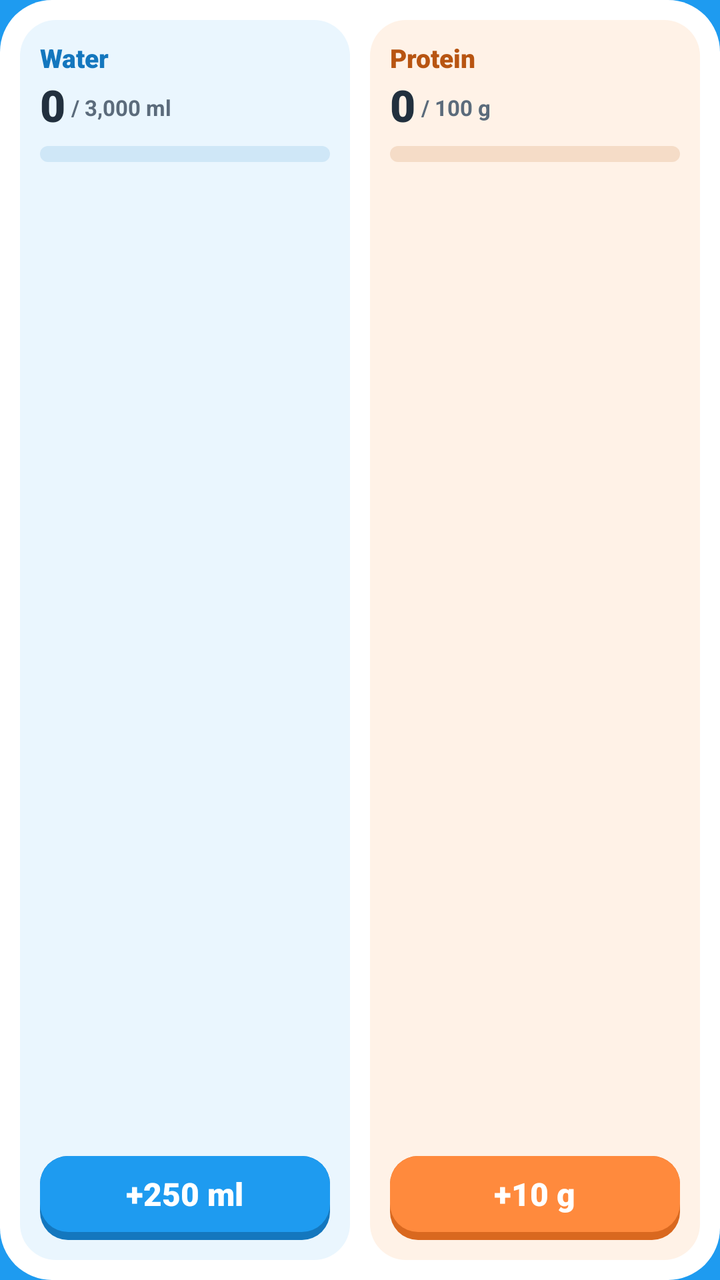
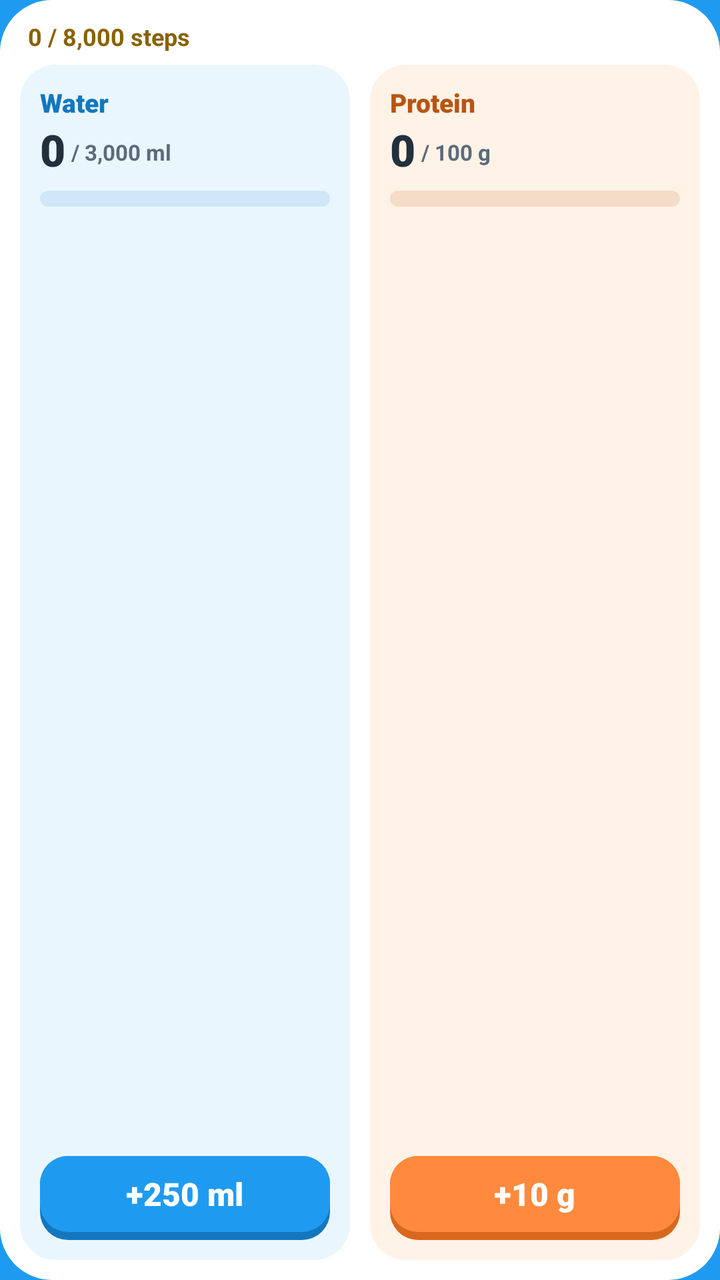

An Android layout rendered at two revisions. The XML below is the earlier revision; the diff shows what the commit changed to produce the second picture.
<!-- AndroidManifest.xml: application theme Theme.SipScoop -->
<!-- res/layout/widget_wide.xml -->
<?xml version="1.0" encoding="utf-8"?>
<FrameLayout xmlns:android="http://schemas.android.com/apk/res/android"
    android:id="@+id/widget_root"
    android:layout_width="match_parent"
    android:layout_height="match_parent">

<LinearLayout
    android:id="@+id/normal_group"
    android:layout_width="match_parent"
    android:layout_height="match_parent"
    android:background="@drawable/widget_bg"
    android:orientation="horizontal"
    android:padding="10dp">

    <LinearLayout
        android:layout_width="0dp"
        android:layout_height="match_parent"
        android:layout_marginEnd="5dp"
        android:layout_weight="1"
        android:background="@drawable/widget_card_water"
        android:orientation="vertical"
        android:padding="10dp">

        <TextView
            android:layout_width="wrap_content"
            android:layout_height="wrap_content"
            android:fontFamily="sans-serif-black"
            android:text="@string/water"
            android:textColor="@color/blue_text"
            android:textSize="13sp" />

        <LinearLayout
            android:layout_width="match_parent"
            android:layout_height="wrap_content"
            android:gravity="bottom"
            android:orientation="horizontal">

            <TextView
                android:id="@+id/water_value"
                android:layout_width="wrap_content"
                android:layout_height="wrap_content"
                android:fontFamily="sans-serif-black"
                android:maxLines="1"
                android:text="0"
                android:textColor="@color/ink"
                android:textSize="22sp" />

            <TextView
                android:id="@+id/water_goal"
                android:layout_width="wrap_content"
                android:layout_height="wrap_content"
                android:layout_marginStart="3dp"
                android:layout_marginBottom="3dp"
                android:maxLines="1"
                android:text="/ 3,000 ml"
                android:textColor="@color/muted"
                android:textSize="11sp"
                android:textStyle="bold" />
        </LinearLayout>

        <ProgressBar
            android:id="@+id/water_bar"
            style="?android:attr/progressBarStyleHorizontal"
            android:layout_width="match_parent"
            android:layout_height="8dp"
            android:layout_marginTop="6dp"
            android:indeterminate="false"
            android:max="100"
            android:progress="0"
            android:progressDrawable="@drawable/widget_progress_water" />

        <FrameLayout
            android:layout_width="match_parent"
            android:layout_height="0dp"
            android:layout_weight="1"
            android:minHeight="6dp" />

        <TextView
            android:id="@+id/water_add"
            android:layout_width="match_parent"
            android:layout_height="42dp"
            android:background="@drawable/widget_btn_water"
            android:fontFamily="sans-serif-black"
            android:gravity="center"
            android:paddingBottom="4dp"
            android:text="+250 ml"
            android:textColor="#FFFFFF"
            android:textSize="16sp" />
    </LinearLayout>

    <LinearLayout
        android:layout_width="0dp"
        android:layout_height="match_parent"
        android:layout_marginStart="5dp"
        android:layout_weight="1"
        android:background="@drawable/widget_card_protein"
        android:orientation="vertical"
        android:padding="10dp">

        <TextView
            android:layout_width="wrap_content"
            android:layout_height="wrap_content"
            android:fontFamily="sans-serif-black"
            android:text="@string/protein"
            android:textColor="@color/orange_text"
            android:textSize="13sp" />

        <LinearLayout
            android:layout_width="match_parent"
            android:layout_height="wrap_content"
            android:gravity="bottom"
            android:orientation="horizontal">

            <TextView
                android:id="@+id/protein_value"
                android:layout_width="wrap_content"
                android:layout_height="wrap_content"
                android:fontFamily="sans-serif-black"
                android:maxLines="1"
                android:text="0"
                android:textColor="@color/ink"
                android:textSize="22sp" />

            <TextView
                android:id="@+id/protein_goal"
                android:layout_width="wrap_content"
                android:layout_height="wrap_content"
                android:layout_marginStart="3dp"
                android:layout_marginBottom="3dp"
                android:maxLines="1"
                android:text="/ 100 g"
                android:textColor="@color/muted"
                android:textSize="11sp"
                android:textStyle="bold" />
        </LinearLayout>

        <ProgressBar
            android:id="@+id/protein_bar"
            style="?android:attr/progressBarStyleHorizontal"
            android:layout_width="match_parent"
            android:layout_height="8dp"
            android:layout_marginTop="6dp"
            android:indeterminate="false"
            android:max="100"
            android:progress="0"
            android:progressDrawable="@drawable/widget_progress_protein" />

        <FrameLayout
            android:layout_width="match_parent"
            android:layout_height="0dp"
            android:layout_weight="1"
            android:minHeight="6dp" />

        <TextView
            android:id="@+id/protein_add"
            android:layout_width="match_parent"
            android:layout_height="42dp"
            android:background="@drawable/widget_btn_protein"
            android:fontFamily="sans-serif-black"
            android:gravity="center"
            android:paddingBottom="4dp"
            android:text="+10 g"
            android:textColor="#FFFFFF"
            android:textSize="16sp" />
    </LinearLayout>
</LinearLayout>

    <LinearLayout
        android:id="@+id/done_group"
        android:layout_width="match_parent"
        android:layout_height="match_parent"
        android:background="@drawable/widget_bg_done"
        android:gravity="center_vertical"
        android:orientation="horizontal"
        android:paddingStart="14dp"
        android:paddingEnd="14dp"
        android:visibility="gone">

        <ImageView
            android:layout_width="96dp"
            android:layout_height="88dp"
            android:contentDescription="@null"
            android:src="@drawable/widget_mascots" />

        <LinearLayout
            android:layout_width="0dp"
            android:layout_height="wrap_content"
            android:layout_marginStart="12dp"
            android:layout_weight="1"
            android:orientation="vertical">

            <TextView
                android:layout_width="wrap_content"
                android:layout_height="wrap_content"
                android:fontFamily="sans-serif-black"
                android:text="@string/widget_done_title"
                android:textColor="@color/ink"
                android:textSize="18sp" />

            <TextView
                android:id="@+id/done_totals"
                android:layout_width="wrap_content"
                android:layout_height="wrap_content"
                android:layout_marginTop="4dp"
                android:maxLines="1"
                android:text="3 L water · 100 g protein"
                android:textColor="@color/muted"
                android:textSize="13sp"
                android:textStyle="bold" />

            <TextView
                android:id="@+id/done_streak"
                android:layout_width="wrap_content"
                android:layout_height="wrap_content"
                android:layout_marginTop="6dp"
                android:background="@drawable/widget_streak_bg"
                android:paddingStart="10dp"
                android:paddingTop="3dp"
                android:paddingEnd="10dp"
                android:paddingBottom="3dp"
                android:text="1-day streak"
                android:textColor="@color/yellow_text"
                android:textSize="12sp"
                android:textStyle="bold" />
        </LinearLayout>
    </LinearLayout>
</FrameLayout>
<!-- resources referenced by this layout -->
<resources>
  <color name="blue_text">#1477BE</color>
  <color name="ink">#22303E</color>
  <color name="muted">#5B6B7B</color>
  <color name="orange_text">#B85512</color>
  <color name="yellow_text">#7A5300</color>
  <!-- drawable widget_bg (drawable) -->
  <?xml version="1.0" encoding="utf-8"?>
  <shape xmlns:android="http://schemas.android.com/apk/res/android" android:shape="rectangle">
      <corners android:radius="26dp" />
      <solid android:color="@color/widget_surface" />
  </shape>
  <!-- drawable widget_bg_done (drawable) -->
  <?xml version="1.0" encoding="utf-8"?>
  <shape xmlns:android="http://schemas.android.com/apk/res/android" android:shape="rectangle">
      <corners android:radius="26dp" />
      <solid android:color="@color/widget_surface" />
      <stroke android:width="2dp" android:color="@color/widget_done_line" />
  </shape>
  <!-- drawable widget_card_protein (drawable) -->
  <?xml version="1.0" encoding="utf-8"?>
  <shape xmlns:android="http://schemas.android.com/apk/res/android" android:shape="rectangle">
      <corners android:radius="18dp" />
      <solid android:color="@color/widget_protein_card" />
  </shape>
  <!-- drawable widget_card_water (drawable) -->
  <?xml version="1.0" encoding="utf-8"?>
  <shape xmlns:android="http://schemas.android.com/apk/res/android" android:shape="rectangle">
      <corners android:radius="18dp" />
      <solid android:color="@color/widget_water_card" />
  </shape>
  <!-- drawable widget_progress_protein (drawable) -->
  <?xml version="1.0" encoding="utf-8"?>
  <layer-list xmlns:android="http://schemas.android.com/apk/res/android">
      <item android:id="@android:id/background">
          <shape android:shape="rectangle"><corners android:radius="6dp" /><solid android:color="@color/widget_protein_track" /></shape>
      </item>
      <item android:id="@android:id/progress">
          <scale android:scaleWidth="100%">
              <shape android:shape="rectangle"><corners android:radius="6dp" /><solid android:color="#FF8A3D" /></shape>
          </scale>
      </item>
  </layer-list>
  <!-- drawable widget_progress_water (drawable) -->
  <?xml version="1.0" encoding="utf-8"?>
  <layer-list xmlns:android="http://schemas.android.com/apk/res/android">
      <item android:id="@android:id/background">
          <shape android:shape="rectangle"><corners android:radius="6dp" /><solid android:color="@color/widget_water_track" /></shape>
      </item>
      <item android:id="@android:id/progress">
          <scale android:scaleWidth="100%">
              <shape android:shape="rectangle"><corners android:radius="6dp" /><solid android:color="#1E9BF0" /></shape>
          </scale>
      </item>
  </layer-list>
  <!-- drawable widget_streak_bg (drawable) -->
  <?xml version="1.0" encoding="utf-8"?>
  <shape xmlns:android="http://schemas.android.com/apk/res/android" android:shape="rectangle">
      <corners android:radius="999dp" />
      <solid android:color="@color/widget_streak_bg" />
  </shape>
  <string name="protein">Protein</string>
  <string name="water">Water</string>
  <string name="widget_done_title">Today\'s goals are complete!</string>
  <style name="Theme.SipScoop" parent="android:Theme.Material.Light.NoActionBar">
          <item name="android:windowBackground">@color/splash_blue</item>
          <item name="android:statusBarColor">@android:color/transparent</item>
          <item name="android:navigationBarColor">@android:color/transparent</item>
      </style>
  <color name="widget_surface">#FFFFFF</color>
  <color name="widget_done_line">#BFE8B4</color>
  <color name="widget_protein_edge">#D9681F</color>
  <color name="widget_water_edge">#1477BE</color>
  <color name="widget_protein_card">#FFF2E7</color>
  <color name="widget_water_card">#EAF6FE</color>
  <color name="widget_protein_track">#F5DCC7</color>
  <color name="widget_water_track">#CFE7F7</color>
  <color name="widget_streak_bg">#FFF6D6</color>
  <color name="splash_blue">#1E9BF0</color>
  <!-- unchanged entries left out for length: 3 -->
</resources>

<!-- the commit's change to res/layout/widget_wide.xml (unified diff, before → after) -->
@@ -9,8 +9,26 @@
     android:layout_width="match_parent"
     android:layout_height="match_parent"
     android:background="@drawable/widget_bg"
-    android:orientation="horizontal"
+    android:orientation="vertical"
     android:padding="10dp">
+
+    <TextView
+        android:id="@+id/steps_line"
+        android:layout_width="match_parent"
+        android:layout_height="wrap_content"
+        android:layout_marginBottom="6dp"
+        android:layout_marginStart="4dp"
+        android:maxLines="1"
+        android:text="0 / 8,000 steps"
+        android:textColor="@color/gold_text"
+        android:textSize="12sp"
+        android:textStyle="bold" />
+
+    <LinearLayout
+        android:layout_width="match_parent"
+        android:layout_height="0dp"
+        android:layout_weight="1"
+        android:orientation="horizontal">
 
     <LinearLayout
         android:layout_width="0dp"
@@ -162,6 +180,7 @@
             android:text="+10 g"
             android:textColor="#FFFFFF"
             android:textSize="16sp" />
+    </LinearLayout>
     </LinearLayout>
 </LinearLayout>
 
<!-- resource entries referenced after the edit -->
@@ -1,6 +1,7 @@
 <!-- resources referenced by this layout -->
 <resources>
   <color name="blue_text">#1477BE</color>
+  <color name="gold_text">#8A6100</color>
   <color name="ink">#22303E</color>
   <color name="muted">#5B6B7B</color>
   <color name="orange_text">#B85512</color>
